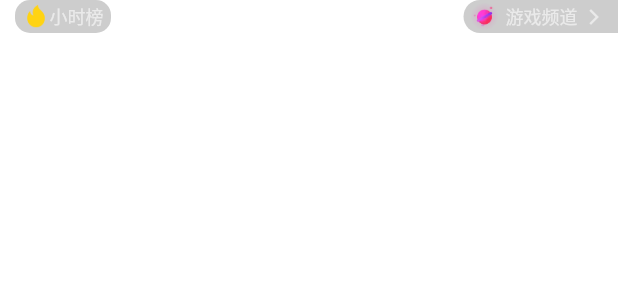
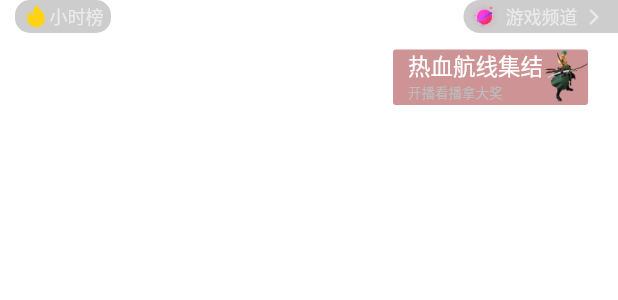
Before and after one commit to Lester2020/flutter_study_demo, a Flutter app: the ShortVideoWidgetInfoPage widget shown alone on an empty page, opened directly, on a phone screen of 412 x 824 dp. Shown: the top 300 px of the screen. Run offline on Flutter 3.47's test engine with Material 2 defaults, Android fonts, the phone set to English and light mode, and no system bars; our stand-ins replace connectivity, dio, event_bus, flutter_swiper_null_safety, fluttertoast, image_picker and 5 more; accounts and stored records are empty; network calls fail.

Commit message:
lseter commit

```diff
--- a/lib/basic/short_video/short_video_page.dart
+++ b/lib/basic/short_video/short_video_page.dart
@@ -12,13 +12,13 @@ class ShortVideoPage extends StatefulWidget {
 
 class _ShortVideoPageState extends State<ShortVideoPage> {
 
-  PageController _controller = PageController(keepPage: true);
+  final PageController _controller = PageController(keepPage: true);
 
   @override
   void initState() {
     super.initState();
     WidgetsBinding.instance?.addPostFrameCallback((timeStamp) {
-      SystemChrome.setSystemUIOverlayStyle(SystemUiOverlayStyle(
+      SystemChrome.setSystemUIOverlayStyle(const SystemUiOverlayStyle(
         statusBarColor: Colors.black,
         statusBarBrightness: Brightness.light,
         statusBarIconBrightness: Brightness.light
--- a/lib/basic/short_video/short_video_widget_info_page.dart
+++ b/lib/basic/short_video/short_video_widget_info_page.dart
@@ -25,6 +25,11 @@ class _ShortVideoWidgetInfoPageState extends State<ShortVideoWidgetInfoPage> {
             right: 0,
             child: _getChannelLayout(),
           ),
+          Positioned(
+            right: 20,
+            bottom: 0,
+            child: _getAdLayout(),
+          )
         ],
       ),
     );
@@ -92,4 +97,42 @@ class _ShortVideoWidgetInfoPageState extends State<ShortVideoWidgetInfoPage> {
     );
   }
 
+  _getAdLayout() {
+    return Container(
+      margin: const EdgeInsets.only(bottom: 10),
+      padding: const EdgeInsets.only(left: 10, bottom: 2),
+      decoration: BoxDecoration(
+        borderRadius: BorderRadius.circular(2),
+        color: const Color.fromARGB(200, 192, 117, 118)
+      ),
+      child: Row(
+        children: [
+          Column(
+            crossAxisAlignment: CrossAxisAlignment.start,
+            children: [
+              const Text(
+                '热血航线集结',
+                style: TextStyle(
+                  fontSize: 15,
+                  color: Colors.white
+                ),
+              ),
+              Text(
+                '开播看播拿大奖',
+                style: TextStyle(
+                  fontSize: 9,
+                  color: Colors.grey.shade400
+                ),
+              )
+            ],
+          ),
+          Image.asset(
+            'images/suolong.png',
+            width: 30,
+          )
+        ],
+      ),
+    );
+  }
+
 }
```
Also changed, not shown: lib/basic/short_video/short_video_widget_bottom_page.dart (added, +17 -0 lines), lib/basic/short_video/short_video_widget_page.dart (+16 -3 lines), lib/basic/short_video/short_video_widget_video_page.dart (added, +53 -0 lines), pubspec.yaml (+7 -0 lines), 7 other files.
